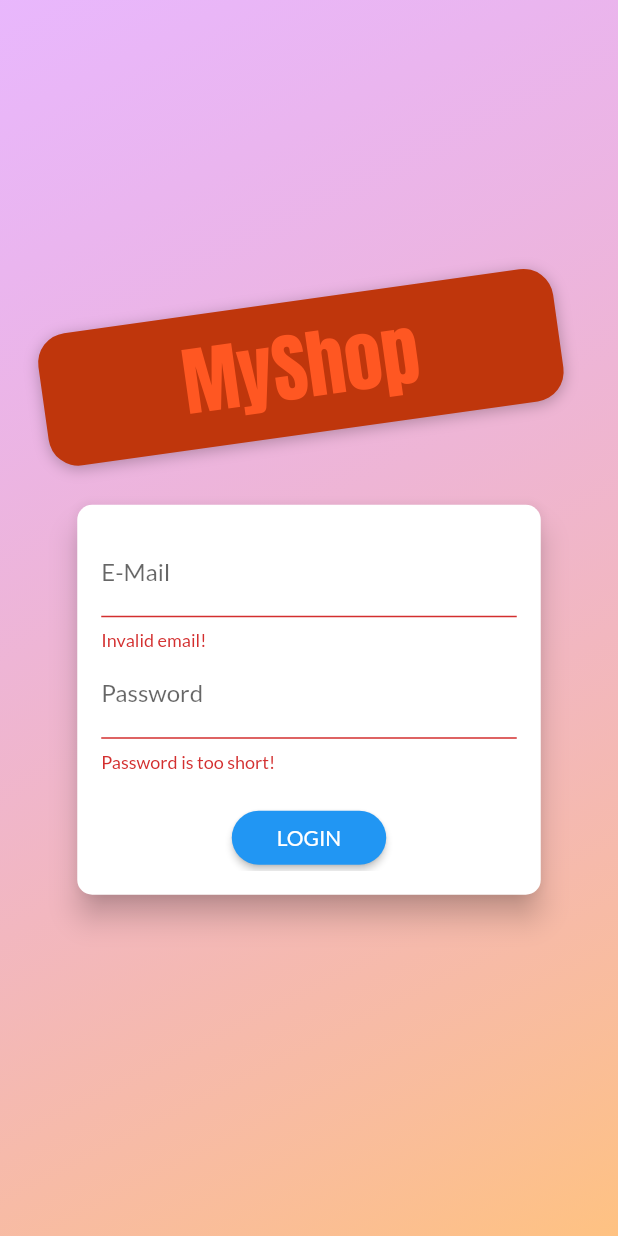
After one commit to vealjoshua/Shop-App, a Flutter app: the screen it shows after launch, after a tap on "LOGIN", on a phone screen of 412 x 824 dp. The commit adds this screen. Run offline on Flutter 3.47's test engine with Material 2 defaults, Android fonts, the phone set to English and light mode, and no system bars; our stand-ins replace shared_preferences; network calls fail.

Commit message:
auth/animations

```diff
--- a/lib/main.dart
+++ b/lib/main.dart
@@ -2,6 +2,9 @@ import 'package:flutter/material.dart';
 import 'package:provider/provider.dart';
 import 'package:provider/single_child_widget.dart';
 
+import '../screens/splash_screen.dart';
+import '../providers/auth.dart';
+import '../screens/auth_screen.dart';
 import '../screens/edit_product_screen.dart';
 import '../screens/user_products_screen.dart';
 import './screens/orders_screen.dart';
@@ -19,11 +22,26 @@ class MyApp extends StatelessWidget {
   Widget build(BuildContext context) {
     return MultiProvider(
       providers: <SingleChildWidget>[
-        ChangeNotifierProvider(create: (_) => Products()),
+        ChangeNotifierProvider(create: (_) => Auth()),
+        ChangeNotifierProxyProvider<Auth, Products>(
+          update: (ctx, auth, previousProducts) => Products(
+            auth.token,
+            auth.userId,
+            previousProducts == null ? [] : previousProducts.items,
+          ),
+          create: (_) => Products(null, null, []),
+        ),
         ChangeNotifierProvider(create: (_) => Cart()),
-        ChangeNotifierProvider(create: (_) => Orders()),
+        ChangeNotifierProxyProvider<Auth, Orders>(
+            update: (ctx, auth, previousOrders) => Orders(
+                  auth.token,
+                  auth.userId,
+                  previousOrders == null ? [] : previousOrders.orders,
+                ),
+            create: (_) => Orders(null, null, [])),
       ],
-      child: MaterialApp(
+      child: Consumer<Auth>(
+        builder: (ctx, auth, _) => MaterialApp(
           title: 'MyShop',
           theme: ThemeData(
             colorScheme: ColorScheme.fromSwatch(
@@ -31,6 +49,16 @@ class MyApp extends StatelessWidget {
               accentColor: Colors.deepOrange,
             ),
             fontFamily: 'Lato',
+          ),
+          home: auth.isAuth
+              ? ProductsOverviewScreen()
+              : FutureBuilder(
+                  future: auth.tryAutoLogin(),
+                  builder: (ctx, authResultSnapshot) =>
+                      authResultSnapshot.connectionState ==
+                              ConnectionState.waiting
+                          ? SplashScreen()
+                          : AuthScreen(),
                 ),
           routes: {
             ProductsOverviewScreen.routeName: (_) => ProductsOverviewScreen(),
@@ -41,6 +69,7 @@ class MyApp extends StatelessWidget {
             EditProductScreen.routeName: (_) => EditProductScreen(),
           },
         ),
+      ),
     );
   }
 }
--- /dev/null
+++ b/lib/providers/auth.dart
@@ -0,0 +1,123 @@
+import 'dart:async';
+import 'dart:convert';
+
+import 'package:flutter/material.dart';
+import 'package:http/http.dart' as http;
+import 'package:shared_preferences/shared_preferences.dart';
+import 'package:shop_app/models/http_exception.dart';
+
+class Auth with ChangeNotifier {
+  String _token;
+  DateTime _expiryDate;
+  String _userId;
+  Timer _authTimer;
+
+  bool get isAuth {
+    return token != null;
+  }
+
+  String get token {
+    if (_expiryDate != null &&
+        _expiryDate.isAfter(DateTime.now()) &&
+        _token != null) {
+      return _token;
+    }
+
+    return null;
+  }
+
+  String get userId {
+    return _userId;
+  }
+
+  Future<void> _authenticate(
+      String email, String password, String urlSegment) async {
+    final url = Uri.parse(
+        'https://identitytoolkit.googleapis.com/v1/accounts:$urlSegment?key=AIzaSyBtgy9nj7wdIbG8eXDPh02Az7BUF9g4-7o');
+
+    try {
+      final response = await http.post(
+        url,
+        body: json.encode({
+          'email': email,
+          'password': password,
+          'returnSecureToken': true,
+        }),
+      );
+
+      final responseData = json.decode(response.body);
+
+      if (responseData['error'] != null) {
+        throw HttpException(responseData['error']['message']);
+      }
+
+      _token = responseData['idToken'];
+      _userId = responseData['localId'];
+      _expiryDate = DateTime.now().add(
+        Duration(
+          seconds: int.parse(responseData['expiresIn']),
+        ),
+      );
+      _autoLogout();
+      notifyListeners();
+      final prefs = await SharedPreferences.getInstance();
+      final userData = json.encode({
+        'token': _token,
+        'userId': _userId,
+        'expiryDate': _expiryDate.toIso8601String(),
+      });
+      prefs.setString('userData', userData);
+    } catch (e) {
+      throw e;
+    }
+  }
+
+  Future<void> signUp(String email, String password) async {
+    return _authenticate(email, password, 'signUp');
+  }
+
+  Future<void> login(String email, String password) async {
+    return _authenticate(email, password, 'signInWithPassword');
+  }
+
+  Future<bool> tryAutoLogin() async {
+    final prefs = await SharedPreferences.getInstance();
+
+    if (!prefs.containsKey('userData')) {
+      return false;
+    }
+
+    final extractedUserData =
+        json.decode(prefs.getString('userData')) as Map<String, dynamic>;
+    final expiryDate = DateTime.parse(extractedUserData['expiryDate']);
+
+    if (expiryDate.isBefore(DateTime.now())) {
+      return false;
+    }
+
+    _token = extractedUserData['token'];
+    _userId = extractedUserData['userId'];
+    _expiryDate = expiryDate;
+    notifyListeners();
+    _autoLogout();
+    return true;
+  }
+
+  Future<void> logout() async {
+    _token = null;
+    _userId = null;
+    _expiryDate = null;
+    if (_authTimer != null) {
+      _authTimer.cancel();
+      _authTimer = null;
+    }
+    notifyListeners();
+    final prefs = await SharedPreferences.getInstance();
+    prefs.remove('userData');
+  }
+
+  void _autoLogout() {
+    final timeToExpiry = _expiryDate.difference(DateTime.now()).inSeconds;
+    _authTimer = Timer(Duration(seconds: timeToExpiry), logout);
+  }
+}
--- a/lib/providers/orders.dart
+++ b/lib/providers/orders.dart
@@ -22,6 +22,10 @@ class OrderItem {
 
 class Orders with ChangeNotifier {
   List<OrderItem> _orders = [];
+  final String authToken;
+  final String userId;
+
+  Orders(this.authToken, this.userId, this._orders);
 
   List<OrderItem> get orders {
     return [..._orders];
@@ -29,7 +33,7 @@ class Orders with ChangeNotifier {
 
   Future<void> fetchAndSetOrders() async {
     final url = Uri.parse(
-        'https://shop-app-69e16-default-rtdb.firebaseio.com/orders.json');
+        'https://shop-app-69e16-default-rtdb.firebaseio.com/orders/$userId.json?auth=$authToken');
     final response = await http.get(url);
     final List<OrderItem> loadedOrders = [];
     final extractedData = json.decode(response.body) as Map<String, dynamic>;
@@ -62,7 +66,7 @@ class Orders with ChangeNotifier {
     try {
       final timestamp = DateTime.now();
       final url = Uri.parse(
-          'https://shop-app-69e16-default-rtdb.firebaseio.com/orders.json');
+          'https://shop-app-69e16-default-rtdb.firebaseio.com/orders/$userId.json?auth=$authToken');
 
       final response = await http.post(
         url,
--- /dev/null
+++ b/lib/screens/auth_screen.dart
@@ -0,0 +1,330 @@
+import 'dart:math';
+
+import 'package:flutter/material.dart';
+import 'package:provider/provider.dart';
+import 'package:shop_app/models/http_exception.dart';
+
+import '../providers/auth.dart';
+
+enum AuthMode { Signup, Login }
+
+class AuthScreen extends StatelessWidget {
+  static const routeName = '/auth';
+
+  @override
+  Widget build(BuildContext context) {
+    final deviceSize = MediaQuery.of(context).size;
+
+    return Scaffold(
+      // resizeToAvoidBottomInset: false,
+      body: Stack(
+        children: <Widget>[
+          Container(
+            decoration: BoxDecoration(
+              gradient: LinearGradient(
+                colors: [
+                  Color.fromRGBO(215, 117, 255, 1).withOpacity(0.5),
+                  Color.fromRGBO(255, 188, 117, 1).withOpacity(0.9),
+                ],
+                begin: Alignment.topLeft,
+                end: Alignment.bottomRight,
+                stops: [0, 1],
+              ),
+            ),
+          ),
+          SingleChildScrollView(
+            child: Container(
+              height: deviceSize.height,
+              width: deviceSize.width,
+              child: Column(
+                mainAxisAlignment: MainAxisAlignment.center,
+                crossAxisAlignment: CrossAxisAlignment.center,
+                children: <Widget>[
+                  Flexible(
+                    child: Container(
+                      margin: EdgeInsets.only(bottom: 20.0),
+                      padding:
+                          EdgeInsets.symmetric(vertical: 8.0, horizontal: 94.0),
+                      transform: Matrix4.rotationZ(-8 * pi / 180)
+                        ..translate(-10.0),
+                      decoration: BoxDecoration(
+                        borderRadius: BorderRadius.circular(20),
+                        color: Colors.deepOrange.shade900,
+                        boxShadow: [
+                          BoxShadow(
+                            blurRadius: 8,
+                            color: Colors.black26,
+                            offset: Offset(0, 2),
+                          )
+                        ],
+                      ),
+                      child: Text(
+                        'MyShop',
+                        style: TextStyle(
+                          color: Theme.of(context).colorScheme.secondary,
+                          fontSize: 50,
+                          fontFamily: 'Anton',
+                          fontWeight: FontWeight.normal,
+                        ),
+                      ),
+                    ),
+                  ),
+                  Flexible(
+                    flex: deviceSize.width > 600 ? 2 : 1,
+                    child: AuthCard(),
+                  ),
+                ],
+              ),
+            ),
+          ),
+        ],
+      ),
+    );
+  }
+}
+
+class AuthCard extends StatefulWidget {
+  const AuthCard({
+    Key key,
+  }) : super(key: key);
+
+  @override
+  _AuthCardState createState() => _AuthCardState();
+}
+
+class _AuthCardState extends State<AuthCard>
+    with SingleTickerProviderStateMixin {
+  final GlobalKey<FormState> _formKey = GlobalKey();
+  AuthMode _authMode = AuthMode.Login;
+  Map<String, String> _authData = {
+    'email': '',
+    'password': '',
+  };
+  var _isLoading = false;
+  final _passwordController = TextEditingController();
+  AnimationController _controller;
+  Animation<Offset> _slideAnimation;
+  Animation<double> _opacityAnimation;
+
+  @override
+  void initState() {
+    super.initState();
+
+    _controller = AnimationController(
+      vsync: this,
+      duration: Duration(milliseconds: 300),
+    );
+    _slideAnimation = Tween<Offset>(
+      begin: Offset(0, -1.5),
+      end: Offset(0, 0),
+    ).animate(
+      CurvedAnimation(parent: _controller, curve: Curves.linear),
+    );
+    // _slideAnimation.addListener(() => setState(() {}));
+
+    _opacityAnimation = Tween(begin: 0.0, end: 1.0).animate(
+      CurvedAnimation(
+        parent: _controller,
+        curve: Curves.easeIn,
+      ),
+    );
+  }
+
+  @override
+  void dispose() {
+    super.dispose();
+    _controller.dispose();
+  }
+
+  void _showErrorDialog(String message) {
+    showDialog(
+      context: context,
+      builder: (ctx) => AlertDialog(
+        title: Text('An Error Occurred!'),
+        content: Text(message),
+        actions: <Widget>[
+          TextButton(
+            onPressed: () {
+              Navigator.of(ctx).pop();
+            },
+            child: Text('Okay'),
+          ),
+        ],
+      ),
+    );
+  }
+
+  Future<void> _submit() async {
+    if (!_formKey.currentState.validate()) {
+      // Invalid!
+      return;
+    }
+    _formKey.currentState.save();
+    setState(() {
+      _isLoading = true;
+    });
+    try {
+      if (_authMode == AuthMode.Login) {
+        // Log user in
+        await Provider.of<Auth>(context, listen: false).login(
+          _authData['email'],
+          _authData['password'],
+        );
+      } else {
+        await Provider.of<Auth>(context, listen: false).signUp(
+          _authData['email'],
+          _authData['password'],
+        );
+      }
+    } on HttpException catch (e) {
+      String errorMessage = 'Authentication failed';
+      if (e.toString().contains('EMAIL_EXISTS')) {
+        errorMessage = 'This email address is already in use.';
+      } else if (e.toString().contains('INVALID_EMAIL')) {
+        errorMessage = 'This is not a valid email address';
+      } else if (e.toString().contains('WEAK_PASSWORD')) {
+        errorMessage = 'This password is too weak';
+      } else if (e.toString().contains('EMAIL_NOT_FOUND')) {
+        errorMessage = 'Could not find a user with that email';
+      } else if (e.toString().contains('INVALID_PASSWORD')) {
+        errorMessage = 'Invalid password.';
+      }
+      _showErrorDialog(errorMessage);
+    } catch (e) {
+      const errorMessage =
+          'Could not authenticate you. Please try again later.';
+      _showErrorDialog(errorMessage);
+    }
+
+    setState(() {
+      _isLoading = false;
+    });
+  }
+
+  void _switchAuthMode() {
+    if (_authMode == AuthMode.Login) {
+      setState(() {
+        _authMode = AuthMode.Signup;
+      });
+      _controller.forward();
+    } else {
+      setState(() {
+        _authMode = AuthMode.Login;
+      });
+      _controller.reverse();
+    }
+  }
+
+  @override
+  Widget build(BuildContext context) {
+    final deviceSize = MediaQuery.of(context).size;
+    return Card(
+      shape: RoundedRectangleBorder(
+        borderRadius: BorderRadius.circular(10.0),
+      ),
+      elevation: 8.0,
+      child: AnimatedContainer(
+        duration: Duration(milliseconds: 300),
+        curve: Curves.easeIn,
+        height: _authMode == AuthMode.Signup ? 320 : 260,
+        // height: _heightAnimation.value.height,
+        constraints:
+            BoxConstraints(minHeight: _authMode == AuthMode.Signup ? 320 : 260),
+        width: deviceSize.width * 0.75,
+        padding: EdgeInsets.all(16.0),
+        child: Form(
+          key: _formKey,
+          child: SingleChildScrollView(
+            child: Column(
+              children: <Widget>[
+                TextFormField(
+                  decoration: InputDecoration(labelText: 'E-Mail'),
+                  keyboardType: TextInputType.emailAddress,
+                  validator: (value) {
+                    if (value.isEmpty || !value.contains('@')) {
+                      return 'Invalid email!';
+                    }
+                    return null;
+                  },
+                  onSaved: (value) {
+                    _authData['email'] = value;
+                  },
+                ),
+                TextFormField(
+                  decoration: InputDecoration(labelText: 'Password'),
+                  obscureText: true,
+                  controller: _passwordController,
+                  validator: (value) {
+                    if (value.isEmpty || value.length < 5) {
+                      return 'Password is too short!';
+                    }
+
+                    return null;
+                  },
+                  onSaved: (value) {
+                    _authData['password'] = value;
+                  },
+                ),
+                AnimatedContainer(
+                  duration: Duration(milliseconds: 300),
+                  constraints: BoxConstraints(
+                    minHeight: _authMode == AuthMode.Signup ? 60 : 0,
+                    maxHeight: _authMode == AuthMode.Signup ? 120 : 0,
+                  ),
+                  curve: Curves.easeIn,
+                  child: FadeTransition(
+                    opacity: _opacityAnimation,
+                    child: SlideTransition(
+                      position: _slideAnimation,
+                      child: TextFormField(
+                        enabled: _authMode == AuthMode.Signup,
+                        decoration:
+                            InputDecoration(labelText: 'Confirm Password'),
+                        obscureText: true,
+                        validator: _authMode == AuthMode.Signup
+                            ? (value) {
+                                if (value != _passwordController.text) {
+                                  return 'Passwords do not match!';
+                                }
+
+                                return null;
+                              }
+                            : null,
+                      ),
+                    ),
+                  ),
+                ),
+                SizedBox(
+                  height: 20,
+                ),
+                if (_isLoading)
+                  CircularProgressIndicator()
+                else
+                  RaisedButton(
+                    child:
+                        Text(_authMode == AuthMode.Login ? 'LOGIN' : 'SIGN UP'),
+                    onPressed: _submit,
+                    shape: RoundedRectangleBorder(
+                      borderRadius: BorderRadius.circular(30),
+                    ),
+                    padding:
+                        EdgeInsets.symmetric(horizontal: 30.0, vertical: 8.0),
+                    color: Theme.of(context).primaryColor,
+                    textColor: Theme.of(context).primaryTextTheme.button.color,
+                  ),
+                FlatButton(
+                  child: Text(
+                      '${_authMode == AuthMode.Login ? 'SIGNUP' : 'LOGIN'} INSTEAD'),
+                  onPressed: _switchAuthMode,
+                  padding: EdgeInsets.symmetric(horizontal: 30.0, vertical: 4),
+                  materialTapTargetSize: MaterialTapTargetSize.shrinkWrap,
+                  textColor: Theme.of(context).primaryColor,
+                ),
+              ],
+            ),
+          ),
+        ),
+      ),
+    );
+  }
+}
--- a/lib/screens/products_overview_screen.dart
+++ b/lib/screens/products_overview_screen.dart
@@ -14,7 +14,7 @@ enum FilterOptions {
 }
 
 class ProductsOverviewScreen extends StatefulWidget {
-  static const routeName = '/';
+  static const routeName = '/products-overview';
 
   @override
   State<ProductsOverviewScreen> createState() => _ProductsOverviewScreenState();
--- /dev/null
+++ b/lib/screens/splash_screen.dart
@@ -0,0 +1,12 @@
+import 'package:flutter/material.dart';
+
+class SplashScreen extends StatelessWidget {
+  @override
+  Widget build(BuildContext context) {
+    return Scaffold(
+      body: Center(
+        child: Text('Loading...'),
+      ),
+    );
+  }
+}
--- a/pubspec.yaml
+++ b/pubspec.yaml
@@ -27,6 +27,7 @@ dependencies:
   provider: ^6.0.1
   intl: ^0.17.0
   http: ^0.13.4
+  shared_preferences: ^2.0.11
 
 dev_dependencies:
   flutter_test:
@@ -44,8 +45,8 @@ flutter:
   uses-material-design: true
 
   # To add assets to your application, add an assets section, like this:
-  # assets:
-  #   - images/a_dot_burr.jpeg
+  assets:
+    - assets/images/product-placeholder.png
   #   - images/a_dot_ham.jpeg
 
   # An image asset can refer to one or more resolution-specific "variants", see
```
Also changed, not shown: lib/providers/product.dart (+7 -6 lines), lib/providers/products.dart (+25 -14 lines), lib/screens/product_detail_screen.dart (+6 -3 lines), lib/screens/user_products_screen.dart (+15 -6 lines), lib/widgets/app_drawer.dart (+12 -0 lines), lib/widgets/product_item.dart (+13 -4 lines), assets/images/product-placeholder.png (added), pubspec.lock, 7 other files. Lines whose indentation alone changed are shown as unchanged.
